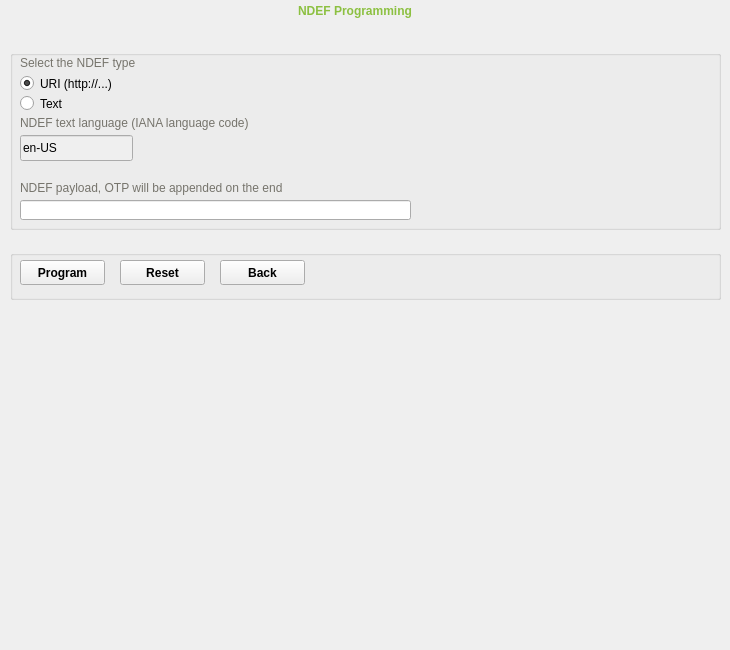
This is src/ui/toolpage.ui in Yubico/yubikey-personalization-gui-dpkg as Qt 5 draws it before an edit. The edited form follows.
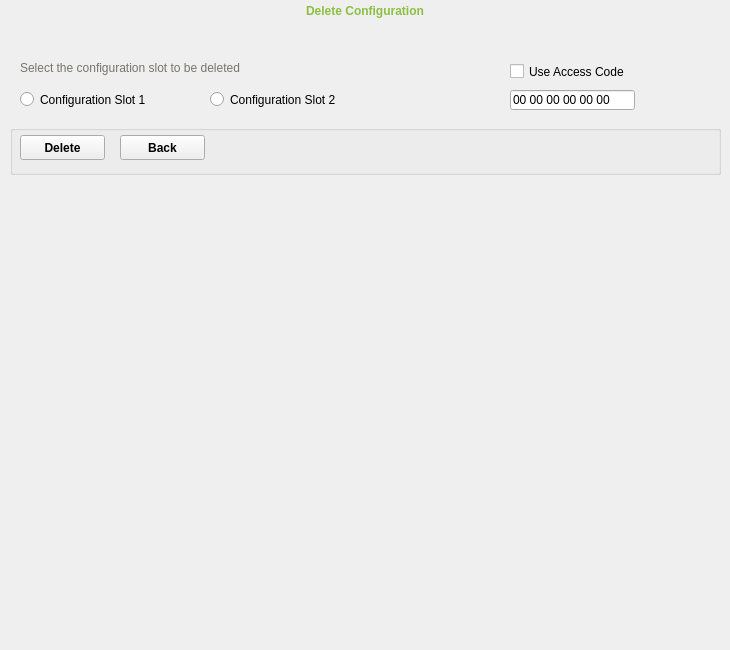
This is the edited form. The open tabs and pages were chosen to show the change.

The edit to the form file:
```diff
--- a/src/ui/toolpage.ui
+++ b/src/ui/toolpage.ui
@@ -1127,6 +1127,211 @@
      </property>
      <property name="text">
       <string>NDEF payload, OTP will be appended on the end</string>
+     </property>
+    </widget>
+    <widget class="QWidget" name="ndefAccCodeWidget" native="true">
+     <property name="geometry">
+      <rect>
+       <x>530</x>
+       <y>10</y>
+       <width>150</width>
+       <height>75</height>
+      </rect>
+     </property>
+     <widget class="QCheckBox" name="ndefAccCodeCheckbox">
+      <property name="geometry">
+       <rect>
+        <x>10</x>
+        <y>10</y>
+        <width>125</width>
+        <height>23</height>
+       </rect>
+      </property>
+      <property name="text">
+       <string>Use Access Code</string>
+      </property>
+     </widget>
+     <widget class="QLineEdit" name="ndefAccCodeEdit">
+      <property name="geometry">
+       <rect>
+        <x>10</x>
+        <y>40</y>
+        <width>125</width>
+        <height>20</height>
+       </rect>
+      </property>
+      <property name="inputMask">
+       <string>hh hh hh hh hh hh; </string>
+      </property>
+      <property name="text">
+       <string>00 00 00 00 00 00</string>
+      </property>
+     </widget>
+    </widget>
+   </widget>
+  </widget>
+  <widget class="QWidget" name="zapPage">
+   <widget class="QWidget" name="zapSlotWidget" native="true">
+    <property name="geometry">
+     <rect>
+      <x>10</x>
+      <y>50</y>
+      <width>361</width>
+      <height>75</height>
+     </rect>
+    </property>
+    <widget class="QLabel" name="zapSlotLabel">
+     <property name="geometry">
+      <rect>
+       <x>10</x>
+       <y>10</y>
+       <width>321</width>
+       <height>16</height>
+      </rect>
+     </property>
+     <property name="styleSheet">
+      <string notr="true">font-weight: normal;
+color: rgb(118, 116, 108);</string>
+     </property>
+     <property name="text">
+      <string>Select the configuration slot to be deleted</string>
+     </property>
+    </widget>
+    <widget class="QRadioButton" name="zapSlot1Radio">
+     <property name="geometry">
+      <rect>
+       <x>10</x>
+       <y>40</y>
+       <width>151</width>
+       <height>19</height>
+      </rect>
+     </property>
+     <property name="styleSheet">
+      <string notr="true">font-weight: normal;</string>
+     </property>
+     <property name="text">
+      <string>Configuration Slot 1</string>
+     </property>
+     <property name="checkable">
+      <bool>true</bool>
+     </property>
+     <property name="checked">
+      <bool>false</bool>
+     </property>
+    </widget>
+    <widget class="QRadioButton" name="zapSlot2Radio">
+     <property name="geometry">
+      <rect>
+       <x>200</x>
+       <y>40</y>
+       <width>151</width>
+       <height>19</height>
+      </rect>
+     </property>
+     <property name="styleSheet">
+      <string notr="true">font-weight: normal;</string>
+     </property>
+     <property name="text">
+      <string>Configuration Slot 2</string>
+     </property>
+    </widget>
+   </widget>
+   <widget class="QLabel" name="zapHeadingLbl">
+    <property name="geometry">
+     <rect>
+      <x>10</x>
+      <y>0</y>
+      <width>710</width>
+      <height>22</height>
+     </rect>
+    </property>
+    <property name="styleSheet">
+     <string notr="true">font: 18px &quot;Verdana&quot;;
+font-weight: bold;
+color: rgb(140, 192, 65);</string>
+    </property>
+    <property name="text">
+     <string>Delete Configuration</string>
+    </property>
+    <property name="alignment">
+     <set>Qt::AlignCenter</set>
+    </property>
+   </widget>
+   <widget class="QGroupBox" name="zapActions">
+    <property name="geometry">
+     <rect>
+      <x>10</x>
+      <y>125</y>
+      <width>711</width>
+      <height>50</height>
+     </rect>
+    </property>
+    <property name="styleSheet">
+     <string notr="true">font-weight: bold;</string>
+    </property>
+    <widget class="QPushButton" name="zapPerformBtn">
+     <property name="geometry">
+      <rect>
+       <x>10</x>
+       <y>10</y>
+       <width>85</width>
+       <height>25</height>
+      </rect>
+     </property>
+     <property name="text">
+      <string>Delete</string>
+     </property>
+    </widget>
+    <widget class="QPushButton" name="zapBackBtn">
+     <property name="geometry">
+      <rect>
+       <x>110</x>
+       <y>10</y>
+       <width>85</width>
+       <height>25</height>
+      </rect>
+     </property>
+     <property name="text">
+      <string>Back</string>
+     </property>
+    </widget>
+   </widget>
+   <widget class="QWidget" name="zapAccCodeWidget" native="true">
+    <property name="geometry">
+     <rect>
+      <x>500</x>
+      <y>50</y>
+      <width>150</width>
+      <height>75</height>
+     </rect>
+    </property>
+    <widget class="QCheckBox" name="zapAccCodeCheckbox">
+     <property name="geometry">
+      <rect>
+       <x>10</x>
+       <y>10</y>
+       <width>125</width>
+       <height>23</height>
+      </rect>
+     </property>
+     <property name="text">
+      <string>Use Access Code</string>
+     </property>
+    </widget>
+    <widget class="QLineEdit" name="zapAccCodeEdit">
+     <property name="geometry">
+      <rect>
+       <x>10</x>
+       <y>40</y>
+       <width>125</width>
+       <height>20</height>
+      </rect>
+     </property>
+     <property name="inputMask">
+      <string>hh hh hh hh hh hh; </string>
+     </property>
+     <property name="text">
+      <string>00 00 00 00 00 00</string>
      </property>
     </widget>
    </widget>
```
Left out of the diff: 54 changed lines with no effect on the pictures.
